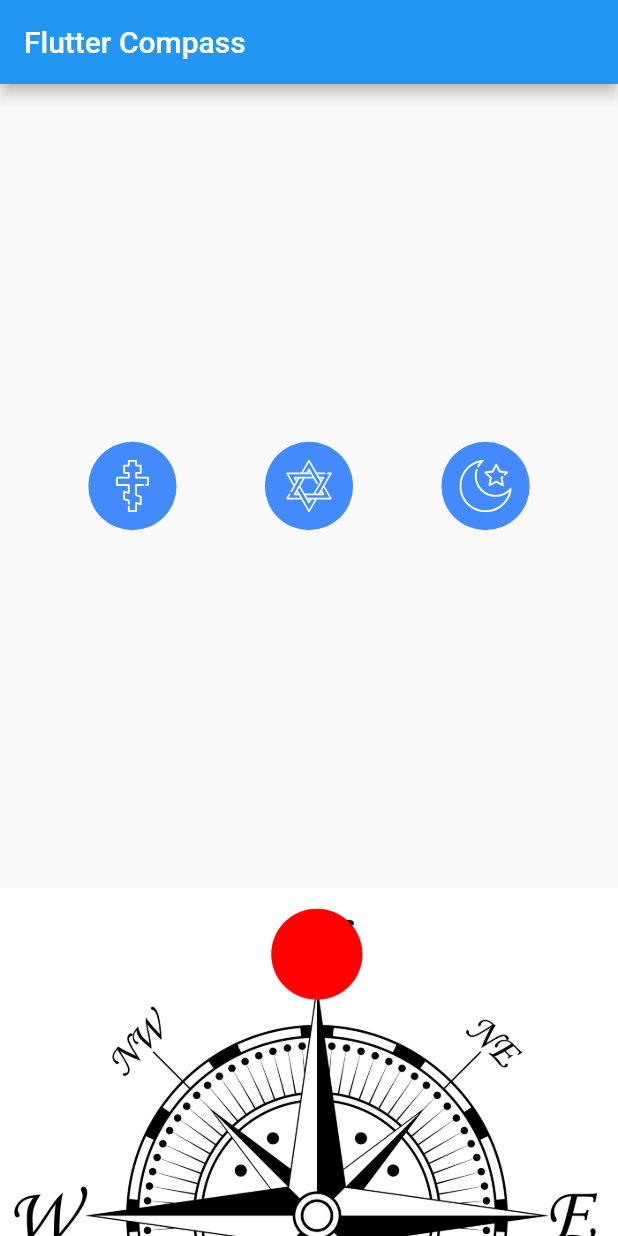
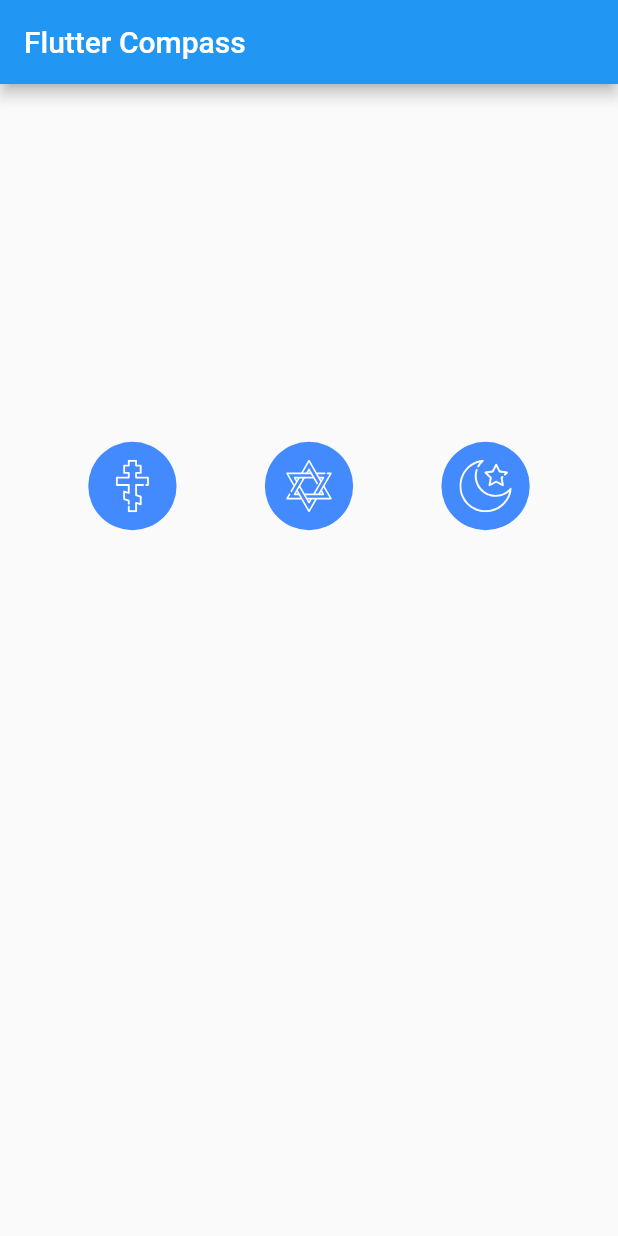
Before and after one commit to LiveLikeCounter/FlutterContest, a Flutter app: the screen it shows after launch, on a phone screen of 412 x 824 dp. Run offline on Flutter 3.47's test engine with Material 2 defaults, Android fonts, the phone set to English and light mode, and no system bars; our stand-ins replace flutter_compass, flutter_svg, geolocator.

```diff
--- a/lib/main.dart
+++ b/lib/main.dart
@@ -3,6 +3,7 @@ import 'dart:math' as math;
 import 'package:flutter/material.dart';
 import 'package:flutter_compass/flutter_compass.dart';
 import 'package:flutter_svg/flutter_svg.dart';
+import 'package:geolocator/geolocator.dart';
 
 void main() => runApp(MyApp());
 
@@ -12,16 +13,31 @@ class MyApp extends StatefulWidget {
 }
 
 class _MyAppState extends State<MyApp> {
-  double _direction;
-//  double _lat1 = 36.778259;
-//  double lat2 = 27.950575;
-//  ouble _long1 = -119.417931;
-//  double long2 = -82.457176;
+  Position _localPosition;
+  Map<String, dynamic> _targetPositions = {
+    'star': {
+      'latitude': 31.77765,
+      'longitude': 35.23547,
+    },
+    'moon': {
+      'latitude': 21.3891,
+      'longitude': 39.8579,
+    },
+  };
 
-  double dy = 28.0834343 - 28.0827146;
-  double dx =
-      math.cos(math.pi / 180 * (28.0827146)) * ((82.4138412) - (82.4112165));
-  double angle;
+  /// Returns positive and negative integers.
+  ///
+  /// Positive values mean the target is to the left.
+  /// Negative values mean the target is to the right.
+  /// deviceAngle and targetAngle are both relative to North.
+  int getTargetOffsetAngle(double deviceAngle, String target) {
+    double dy = _targetPositions[target]['latitude'] - _localPosition.latitude;
+    double dx = math.cos(math.pi / 180 * _localPosition.latitude) *
+        (_targetPositions[target]['longitude'] - _localPosition.longitude);
+    double targetAngle = ((math.atan2(dy, dx) - 1.5708) * (180 / math.pi)) * -1;
+    double diff = deviceAngle - targetAngle;
+    return (diff < -180 ? 360 + diff : diff).round();
+  }
 
   Widget getFaithIcon(String filename) {
     return Container(
@@ -43,14 +59,17 @@ class _MyAppState extends State<MyApp> {
   void initState() {
     super.initState();
 
-    // commenting out to test icons
-    // FlutterCompass.events.listen((double direction) {
-    //   setState(() {
-    //     _direction = direction;
-    //     angle = math.atan2(dy, dx);
-    //     print(_direction);
-    //   });
-    // });
+    Geolocator()
+        .getCurrentPosition(desiredAccuracy: LocationAccuracy.high)
+        .then((Position position) {
+      setState(() => _localPosition = position);
+
+      FlutterCompass.events.listen((double direction) {
+        int star = getTargetOffsetAngle(direction, 'star');
+        int moon = getTargetOffsetAngle(direction, 'moon');
+        print('>>> STAR: $star, MOON: $moon');
+      });
+    });
   }
 
   @override
@@ -74,21 +93,7 @@ class _MyAppState extends State<MyApp> {
                   Spacer(),
                 ],
               ),
-              Container(
-                color: Colors.white,
-                child: Transform.rotate(
-                  angle: ((_direction ?? 0) * (math.pi / 180) * -1),
-                  child: Stack(
-                    children: <Widget>[
-                      Image.asset('assets/compass.jpg'),
-                      Transform.rotate(
-                        angle: ((angle ?? 0)),
-                        child: Image.asset('assets/compass1.png'),
-                      ),
-                    ],
-                  ),
-                ),
-              ),
+              Container(),
             ],
           ),
         ),
```
Also changed, not shown: pubspec.yaml (+3 -6 lines), pubspec.lock, 16 other files.
